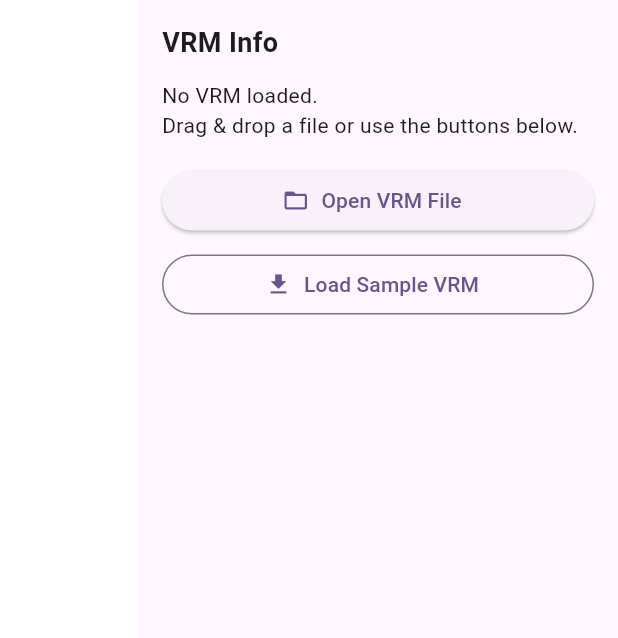
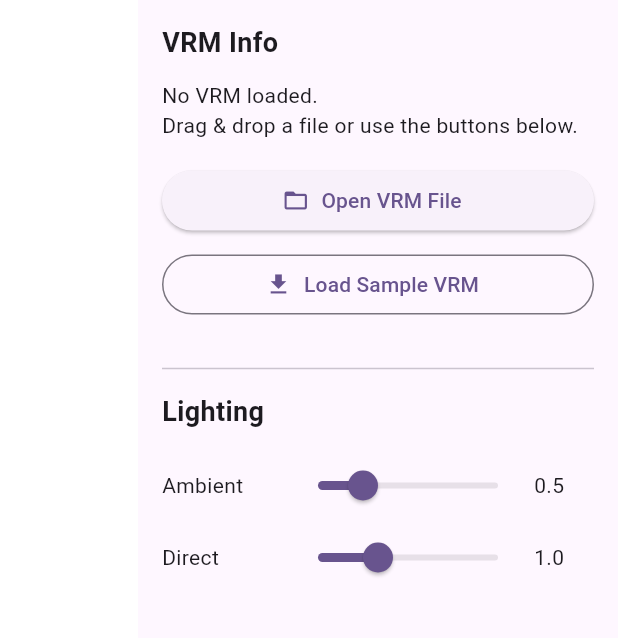
Before and after one commit to onotchi/vrm-polygon-checker, a Flutter app: the screen it shows after launch, on a phone screen of 412 x 824 dp, the part 92-730 px from its top. Run offline on Flutter 3.47's test engine with Material 3 defaults, Android fonts, the phone set to English and light mode, and no system bars; missing offline and left inert: dart:js_interop; statements that could not run were skipped.

Commit message:
明るさを変更できるように
明るさを変更できるように

```diff
--- a/lib/main.dart
+++ b/lib/main.dart
@@ -21,6 +21,9 @@ external void _onPointerUp();
 
 @JS('onWheel')
 external void _onWheel(JSNumber deltaY);
+
+@JS('setLightIntensity')
+external void _setLightIntensity(JSNumber ambient, JSNumber directional);
 
 // Callback setter for VRM loaded event
 @JS('onVRMLoaded')
@@ -67,6 +70,8 @@ class _VRMViewerPageState extends State<VRMViewerPage> {
   Map<String, dynamic>? _vrmInfo;
   bool _isLoading = false;
   String? _errorMessage;
+  double _ambientIntensity = 0.5;
+  double _directionalIntensity = 1.0;
 
   @override
   void initState() {
@@ -217,6 +222,73 @@ class _VRMViewerPageState extends State<VRMViewerPage> {
                             label: const Text('Load Sample VRM'),
                           ),
                         ),
+                        const SizedBox(height: 24),
+                        const Divider(),
+                        const SizedBox(height: 8),
+                        const Text(
+                          'Lighting',
+                          style: TextStyle(
+                            fontSize: 18,
+                            fontWeight: FontWeight.bold,
+                          ),
+                        ),
+                        const SizedBox(height: 12),
+                        Row(
+                          children: [
+                            const SizedBox(
+                              width: 80,
+                              child: Text('Ambient'),
+                            ),
+                            Expanded(
+                              child: Slider(
+                                value: _ambientIntensity,
+                                min: 0,
+                                max: 2,
+                                onChanged: (value) {
+                                  setState(() {
+                                    _ambientIntensity = value;
+                                  });
+                                  _setLightIntensity(
+                                    _ambientIntensity.toJS,
+                                    _directionalIntensity.toJS,
+                                  );
+                                },
+                              ),
+                            ),
+                            SizedBox(
+                              width: 40,
+                              child: Text(_ambientIntensity.toStringAsFixed(1)),
+                            ),
+                          ],
+                        ),
+                        Row(
+                          children: [
+                            const SizedBox(
+                              width: 80,
+                              child: Text('Direct'),
+                            ),
+                            Expanded(
+                              child: Slider(
+                                value: _directionalIntensity,
+                                min: 0,
+                                max: 3,
+                                onChanged: (value) {
+                                  setState(() {
+                                    _directionalIntensity = value;
+                                  });
+                                  _setLightIntensity(
+                                    _ambientIntensity.toJS,
+                                    _directionalIntensity.toJS,
+                                  );
+                                },
+                              ),
+                            ),
+                            SizedBox(
+                              width: 40,
+                              child: Text(_directionalIntensity.toStringAsFixed(1)),
+                            ),
+                          ],
+                        ),
                       ],
                     ),
                   ),
```
Also changed, not shown: 1 other file.
